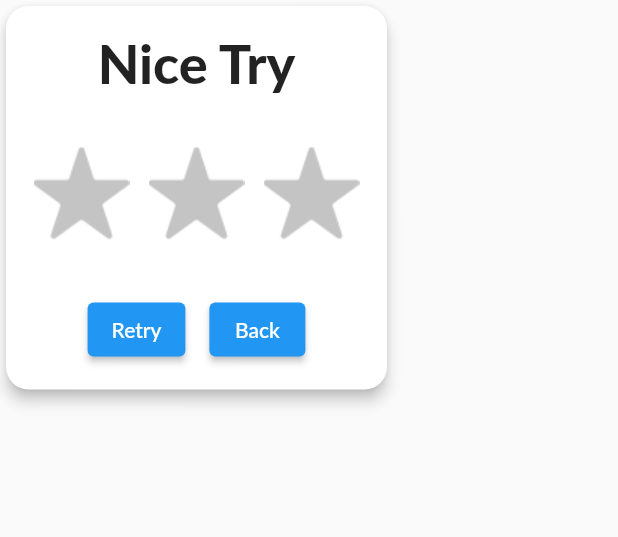
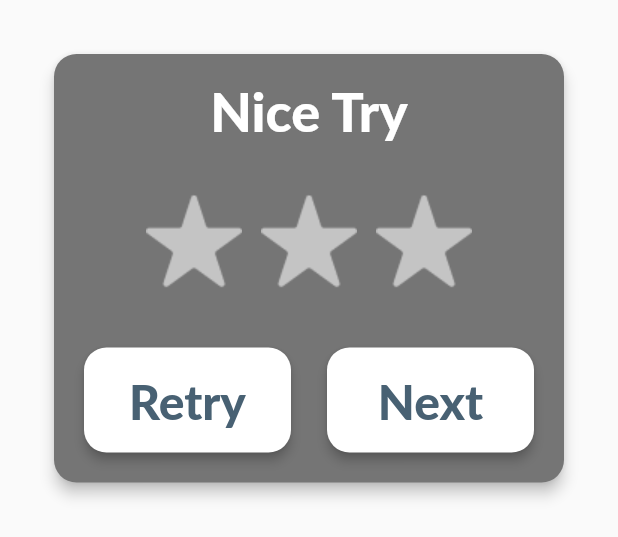
Before and after one commit to AlabasterAxe/color_game, a Flutter app: the GameEndCard widget shown alone on an empty page, opened directly with empty values, on a phone screen of 412 x 824 dp. Shown: the top 537 px of the screen. Run offline on Flutter 3.47's test engine with Material 2 defaults, Android fonts, the phone set to English and light mode, and no system bars; our stand-ins replace audioplayers, firebase_analytics, firebase_core, google_mobile_ads, package_info, settings_ui and 2 more; accounts and stored records are empty; Roboto replaces fonts that are missing (Lato).

Commit message:
improve game end modal buttons a bit

```diff
--- a/lib/widgets/game-end-card.dart
+++ b/lib/widgets/game-end-card.dart
@@ -1,6 +1,7 @@
 import 'package:color_game/constants.dart';
 import 'package:color_game/main.dart';
 import 'package:color_game/services/audio-service.dart';
+import 'package:color_game/widgets/cc-button.dart';
 import 'package:color_game/widgets/spinning-animated-star.dart';
 import 'package:flutter/material.dart';
 
@@ -45,9 +46,12 @@ class GameEndCardState extends State<GameEndCard> {
       "Nice Work!",
       "Great Job!"
     ][widget.earnedStars];
-    return Card(
+    return Padding(
+        padding: EdgeInsets.all(32),
+        child: Card(
             shape: CARD_SHAPE,
             elevation: 4,
+            color: Colors.grey.shade600,
             child: Padding(
                 padding: EdgeInsets.all(16),
                 child: Column(
@@ -55,7 +59,10 @@ class GameEndCardState extends State<GameEndCard> {
                   children: [
                     Text(
                       message,
-                  style: TextStyle(fontSize: 36, fontWeight: FontWeight.w800),
+                      style: TextStyle(
+                          fontSize: 36,
+                          fontWeight: FontWeight.w800,
+                          color: Colors.white),
                     ),
                     SizedBox(
                       height: 32,
@@ -89,14 +96,33 @@ class GameEndCardState extends State<GameEndCard> {
                       height: 32,
                     ),
                     Row(mainAxisSize: MainAxisSize.min, children: [
-                  ElevatedButton(
-                      child: Text("Retry"), onPressed: widget.onRetry),
+                      Expanded(
+                          child: ColorCollapseButton(
+                              child: Text(
+                                "Retry",
+                                style: TextStyle(
+                                    fontSize: 32,
+                                    color: BOARD_BACKGROUND_COLOR,
+                                    fontWeight: FontWeight.w800),
+                                textAlign: TextAlign.center,
+                              ),
+                              onPressed: widget.onRetry)),
                       SizedBox(
                         width: 16,
                       ),
-                  ElevatedButton(child: Text("Back"), onPressed: widget.onBack)
+                      Expanded(
+                          child: ColorCollapseButton(
+                              child: Text(
+                                "Next",
+                                style: TextStyle(
+                                    fontSize: 32,
+                                    color: BOARD_BACKGROUND_COLOR,
+                                    fontWeight: FontWeight.w800),
+                                textAlign: TextAlign.center,
+                              ),
+                              onPressed: widget.onBack))
                     ]),
                   ],
-            )));
+                ))));
   }
 }
```
Lines whose indentation alone changed are shown as unchanged.
